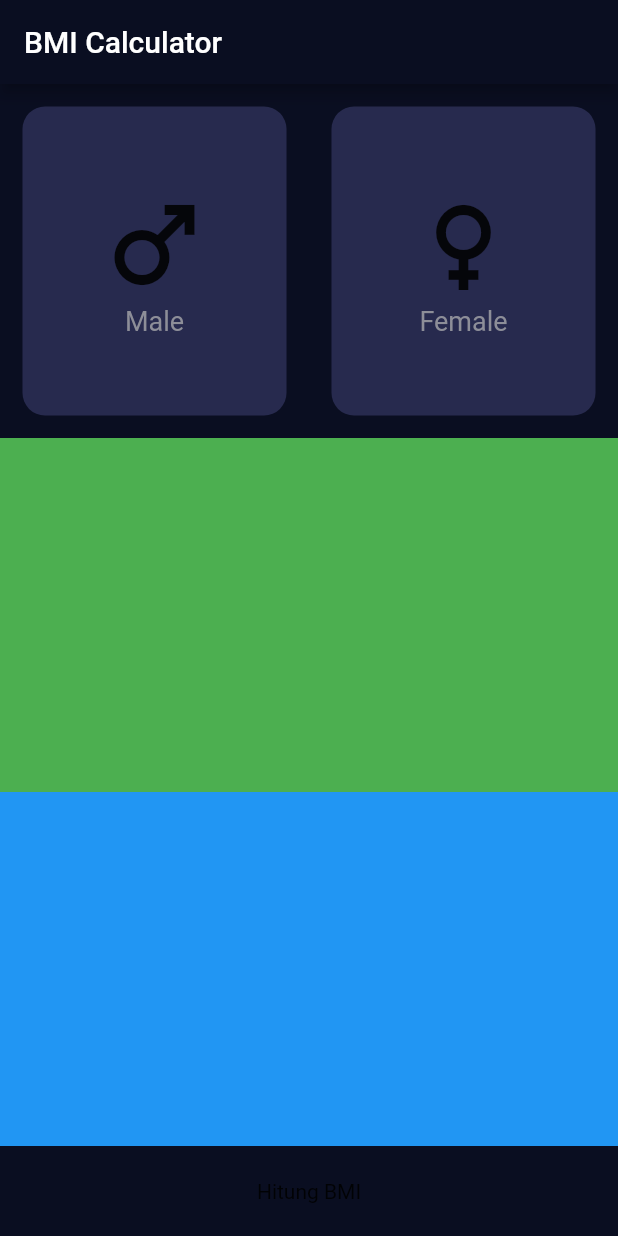
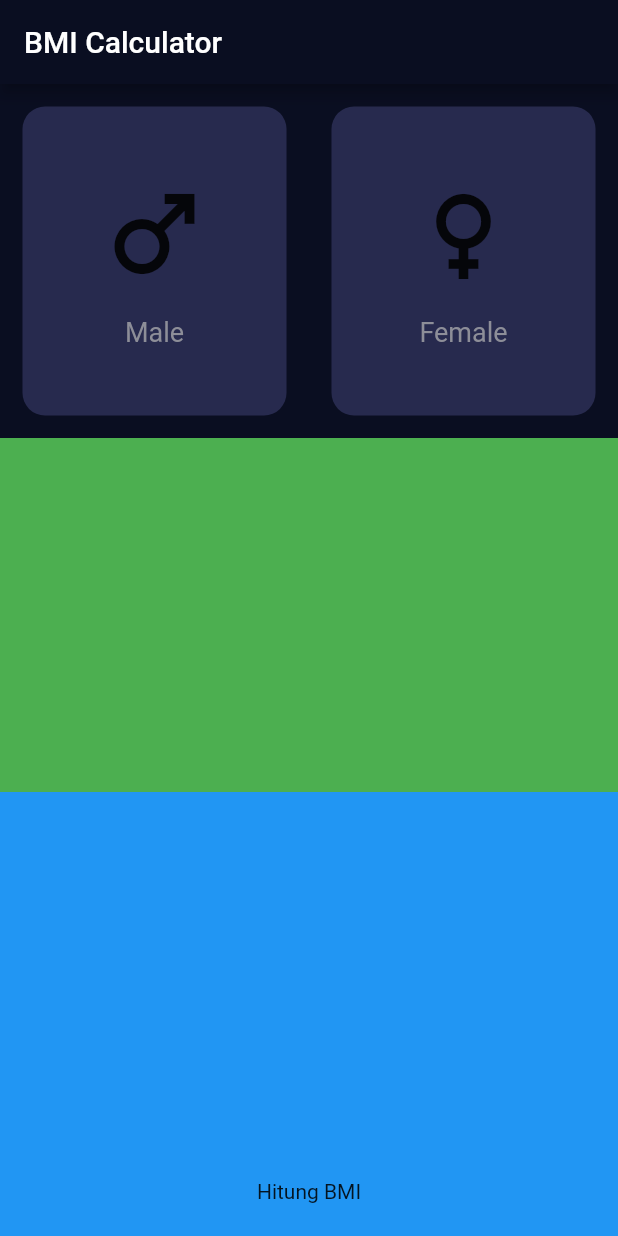
Before and after one commit to nurhidayat-agung/BMI, a Flutter app: the screen it shows after launch, on a phone screen of 412 x 824 dp. Run offline on Flutter 3.47's test engine with Material 2 defaults, Android fonts, the phone set to English and light mode, and no system bars.

Commit message:
done step 7

```diff
--- a/bmi/lib/bmi_data_screen.dart
+++ /dev/null
@@ -1,98 +0,0 @@
-import 'package:bmi/bmi_result_screen.dart';
-import 'package:flutter/src/foundation/key.dart';
-import 'package:flutter/src/widgets/framework.dart';
-import 'package:flutter/material.dart';
-
-class BmiDataScreen extends StatefulWidget {
-  const BmiDataScreen({Key? key}) : super(key: key);
-
-  @override
-  State<BmiDataScreen> createState() => _BmiDataScreenState();
-}
-
-class _BmiDataScreenState extends State<BmiDataScreen> {
-  @override
-  Widget build(BuildContext context) {
-    return Scaffold(
-      backgroundColor: Color(0xff0A0E21),
-      appBar: AppBar(title: Text("BMI Calculator")),
-      body: Column(children: [
-        Expanded(
-          child: Container(
-            child: Row(
-              children: [
-                Expanded(
-                  child: Container(
-                    decoration: BoxDecoration(
-                      color: Color(0xff272A4e),
-                      borderRadius: BorderRadius.circular(15),
-                    ),
-                    margin: EdgeInsets.all(15),
-                    child: Column(
-                      mainAxisAlignment: MainAxisAlignment.center,
-                      children: const [
-                        Icon(Icons.male, size: 80),
-                        Text(
-                          "Male",
-                          style: TextStyle(
-                            fontSize: 18,
-                            color: Color(0xff8d8e98),
-                          ),
-                        ),
-                      ],
-                    ),
-                  ),
-                ),
-                Expanded(
-                  child: Container(
-                    decoration: BoxDecoration(
-                      color: Color(0xff272A4e),
-                      borderRadius: BorderRadius.circular(15),
-                    ),
-                    margin: EdgeInsets.all(15),
-                    child: Column(
-                      mainAxisAlignment: MainAxisAlignment.center,
-                      children: const [
-                        Icon(Icons.female, size: 80),
-                        Text(
-                          "Female",
-                          style: TextStyle(
-                            fontSize: 18,
-                            color: Color(0xff8d8e98),
-                          ),
-                        ),
-                      ],
-                    ),
-                  ),
-                )
-              ],
-            ),
-          ),
-        ),
-        Expanded(
-          child: Container(
-            color: Colors.green,
-          ),
-        ),
-        Expanded(
-          child: Container(
-            color: Colors.blue,
-          ),
-        ),
-        GestureDetector(
-          onTap: () {
-            Navigator.of(context).push(
-              MaterialPageRoute(
-                builder: (context) {
-                  return BmiResultScreen();
-                },
-              ),
-            );
-          },
-          child:
-              Container(height: 60, child: Center(child: Text("Hitung BMI"))),
-        )
-      ]),
-    );
-  }
-}
--- /dev/null
+++ b/bmi/lib/constants/constant.dart
@@ -0,0 +1,7 @@
+import 'package:flutter/widgets.dart';
+
+Color primaryColor = const Color(0xff0a0e21);
+TextStyle genderTextStyle = const TextStyle(
+  fontSize: 18,
+  color: Color(0xff8d8e98),
+);
--- a/bmi/lib/main.dart
+++ b/bmi/lib/main.dart
@@ -1,4 +1,5 @@
-import 'package:bmi/bmi_data_screen.dart';
+import 'package:bmi/constants/constant.dart';
+import 'package:bmi/views/bmi_data_screen.dart';
 import 'package:flutter/material.dart';
 
 void main() {
@@ -14,9 +15,11 @@ class MyApp extends StatelessWidget {
     return MaterialApp(
       title: 'Flutter Demo',
       theme: ThemeData(
+        primaryColor: primaryColor,
+        scaffoldBackgroundColor: primaryColor,
         primarySwatch: Colors.blue,
-        appBarTheme: const AppBarTheme(
-          backgroundColor: Color(0xff0A0E21),
+        appBarTheme: AppBarTheme(
+          backgroundColor: primaryColor,
         ),
       ),
       home: const BmiDataScreen(),
--- /dev/null
+++ b/bmi/lib/views/bmi_data_screen.dart
@@ -0,0 +1,123 @@
+import 'package:bmi/constants/constant.dart';
+import 'package:bmi/views/bmi_result_screen.dart';
+import 'package:flutter/material.dart';
+
+class BmiDataScreen extends StatefulWidget {
+  const BmiDataScreen({Key? key}) : super(key: key);
+
+  @override
+  State<BmiDataScreen> createState() => _BmiDataScreenState();
+}
+
+class _BmiDataScreenState extends State<BmiDataScreen> {
+  @override
+  Widget build(BuildContext context) {
+    return Scaffold(
+      backgroundColor: Color(0xff0A0E21),
+      appBar: AppBar(title: Text("BMI Calculator")),
+      body: Column(
+        children: [
+          Expanded(
+            child: Row(
+              children: const [
+                Expanded(
+                  child: BMICard(
+                    child: GenderIconText(
+                      icon: Icons.male,
+                      title: "Male",
+                    ),
+                  ),
+                ),
+                Expanded(
+                  child: BMICard(
+                    child: GenderIconText(
+                      icon: Icons.female,
+                      title: 'Female',
+                    ),
+                  ),
+                )
+              ],
+            ),
+          ),
+          Expanded(
+            child: Container(
+              color: Colors.green,
+            ),
+          ),
+          Expanded(
+            child: Container(
+              color: Colors.blue,
+            ),
+          ),
+          GestureDetector(
+            onTap: () {
+              Navigator.of(context).push(
+                MaterialPageRoute(
+                  builder: (context) {
+                    return const BmiResultScreen();
+                  },
+                ),
+              );
+            },
+            child: Container(
+              decoration: const BoxDecoration(
+                color: Colors.blue,
+              ),
+              height: 60,
+              child: const Center(
+                child: Text("Hitung BMI"),
+              ),
+            ),
+          ),
+        ],
+      ),
+    );
+  }
+}
+
+class BMICard extends StatelessWidget {
+  const BMICard({
+    Key? key,
+    this.child,
+  }) : super(key: key);
+
+  final Widget? child;
+
+  @override
+  Widget build(BuildContext context) {
+    return Container(
+      decoration: BoxDecoration(
+        color: const Color(0xff272A4e),
+        borderRadius: BorderRadius.circular(15),
+      ),
+      margin: const EdgeInsets.all(15),
+      child: child,
+    );
+  }
+}
+
+class GenderIconText extends StatelessWidget {
+  const GenderIconText({
+    Key? key,
+    required this.title,
+    required this.icon,
+  }) : super(key: key);
+
+  final String title;
+  final IconData icon;
+
+  @override
+  Widget build(BuildContext context) {
+    return Column(
+      mainAxisAlignment: MainAxisAlignment.center,
+      children: [
+        Icon(icon, size: 80),
+        const SizedBox(height: 15),
+        Text(
+          title,
+          style: genderTextStyle,
+        ),
+      ],
+    );
+  }
+}
--- a/bmi/lib/bmi_result_screen.dart
+++ b/bmi/lib/views/bmi_result_screen.dart
@@ -1,5 +1,3 @@
-import 'package:flutter/src/foundation/key.dart';
-import 'package:flutter/src/widgets/framework.dart';
 import 'package:flutter/material.dart';
 
 class BmiResultScreen extends StatelessWidget {
```
